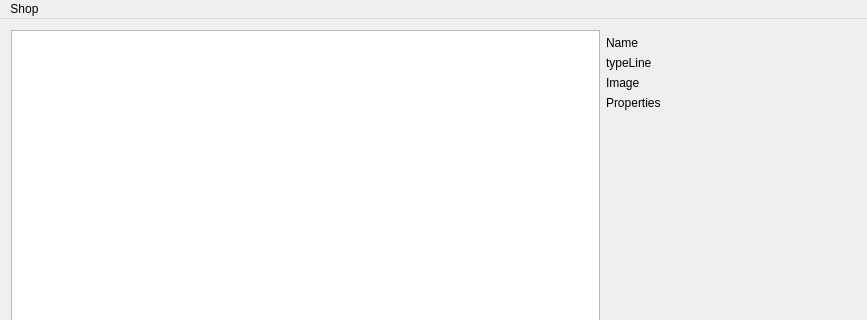
This is forms/mainwindow.ui in xyzz/acquisition as Qt 5 draws it before an edit; both pictures show x 0 to 867 and y 0 to 320 of the 867 by 544 pixel window. The edited form follows.
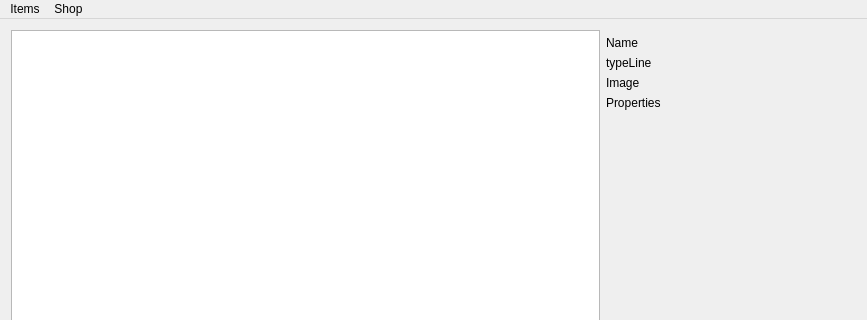
This is the edited form.

```diff
--- a/forms/mainwindow.ui
+++ b/forms/mainwindow.ui
@@ -146,6 +146,15 @@
     <addaction name="actionForum_shop_thread"/>
     <addaction name="actionCopy_shop_data_to_clipboard"/>
    </widget>
+   <widget class="QMenu" name="menuItems">
+    <property name="title">
+     <string>Items</string>
+    </property>
+    <addaction name="actionRefresh"/>
+    <addaction name="actionAutomatically_refresh_items"/>
+    <addaction name="actionItems_refresh_interval"/>
+   </widget>
+   <addaction name="menuItems"/>
    <addaction name="menuShop"/>
   </widget>
   <widget class="QStatusBar" name="statusBar"/>
```
Left out of the diff: 21 changed lines with no effect on the pictures.
